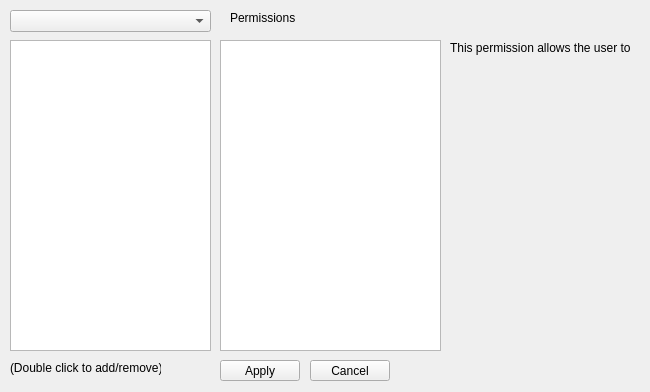
Old version of the form LAWRENTIAN/LuD/managetitles.ui in the repository pyridine/LAWRENTIAN.
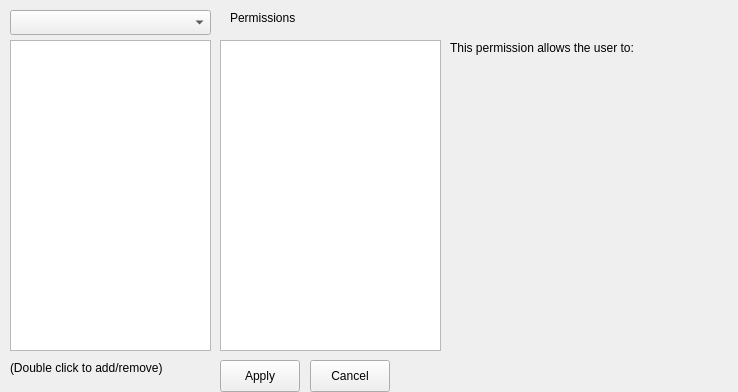
New version of the form.

The edit to the form file:
```diff
--- a/LAWRENTIAN/LuD/managetitles.ui
+++ b/LAWRENTIAN/LuD/managetitles.ui
@@ -6,7 +6,7 @@
    <rect>
     <x>0</x>
     <y>0</y>
-    <width>650</width>
+    <width>738</width>
     <height>392</height>
    </rect>
   </property>
@@ -19,7 +19,7 @@
      <x>220</x>
      <y>360</y>
      <width>80</width>
-     <height>21</height>
+     <height>32</height>
     </rect>
    </property>
    <property name="text">
@@ -32,7 +32,7 @@
      <x>310</x>
      <y>360</y>
      <width>80</width>
-     <height>21</height>
+     <height>32</height>
     </rect>
    </property>
    <property name="text">
@@ -80,7 +80,7 @@
     <rect>
      <x>450</x>
      <y>40</y>
-     <width>181</width>
+     <width>241</width>
      <height>16</height>
     </rect>
    </property>
@@ -122,7 +122,7 @@
     <rect>
      <x>10</x>
      <y>360</y>
-     <width>151</width>
+     <width>201</width>
      <height>16</height>
     </rect>
    </property>
@@ -136,7 +136,7 @@
      <x>10</x>
      <y>10</y>
      <width>201</width>
-     <height>22</height>
+     <height>25</height>
     </rect>
    </property>
   </widget>
```
